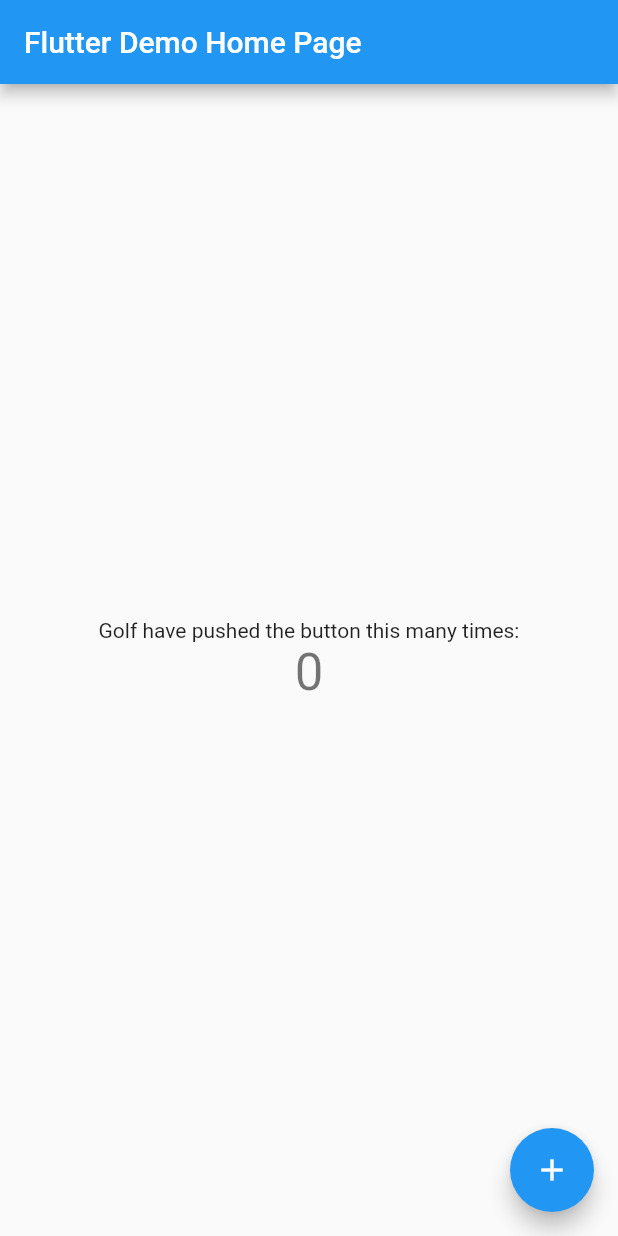
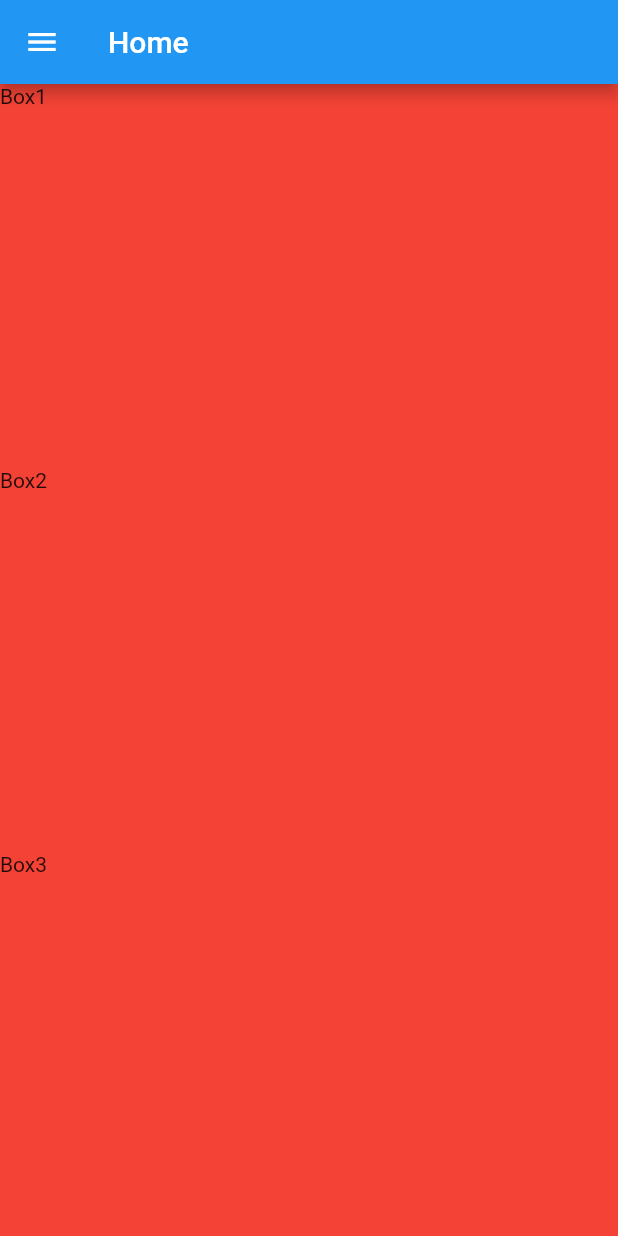
Before and after one commit to piyapong-it/demo-flutter, a Flutter app: the screen it shows after launch, on a phone screen of 412 x 824 dp. Run offline on Flutter 3.47's test engine with Material 2 defaults, Android fonts, the light colour scheme and no system bars.

Commit message:
Class StatelessWidget

```diff
--- a/lib/main.dart
+++ b/lib/main.dart
@@ -1,65 +1,7 @@
 import 'package:flutter/material.dart';
+import 'src/app.dart';
 
-void main() {
-  runApp(const MyApp());
+main() {
+  print("Hey what is up man?");
+  runApp(App());
 }
-
-class MyApp extends StatelessWidget {
-  const MyApp({super.key});
-  @override
-  Widget build(BuildContext context) {
-    return MaterialApp(
-      title: 'Flutter Demo',
-      theme: ThemeData(
-        primarySwatch: Colors.blue,
-      ),
-      home: const MyHomePage(title: 'Flutter Demo Home Page'),
-    );
-  }
-}
-
-class MyHomePage extends StatefulWidget {
-  const MyHomePage({super.key, required this.title});
-  final String title;
-
-  @override
-  State<MyHomePage> createState() => _MyHomePageState();
-}
-
-class _MyHomePageState extends State<MyHomePage> {
-  int _counter = 0;
-
-  void _incrementCounter() {
-    setState(() {
-      _counter++;
-    });
-  }
-
-  @override
-  Widget build(BuildContext context) {
-    return Scaffold(
-      appBar: AppBar(
-        title: Text(widget.title),
-      ),
-      body: Center(
-        child: Column(
-          mainAxisAlignment: MainAxisAlignment.center,
-          children: <Widget>[
-            const Text(
-              'Golf have pushed the button this many times:',
-            ),
-            Text(
-              '$_counter',
-              style: Theme.of(context).textTheme.headlineMedium,
-            ),
-          ],
-        ),
-      ),
-      floatingActionButton: FloatingActionButton(
-        onPressed: _incrementCounter,
-        tooltip: 'Increment',
-        child: const Icon(Icons.add),
-      ), // This trailing comma makes auto-formatting nicer for build methods.
-    );
-  }
-}
--- /dev/null
+++ b/lib/src/app.dart
@@ -0,0 +1,15 @@
+
+import 'package:flutter/material.dart';
+import 'pages/home_page.dart';
+
+class App extends StatelessWidget {
+  const App({super.key});
+
+  @override
+  Widget build(BuildContext context) {
+    return const MaterialApp(
+      title: "Demo",
+      home: HomePage(),
+    );
+  }
+}
--- /dev/null
+++ b/lib/src/pages/home_page.dart
@@ -0,0 +1,43 @@
+import 'package:flutter/material.dart';
+
+class HomePage extends StatefulWidget {
+  const HomePage({super.key});
+
+  @override
+  State<HomePage> createState() => _HomePageState();
+}
+
+class _HomePageState extends State<HomePage> {
+  @override
+  Widget build(BuildContext context) {
+    return Scaffold(
+      drawer: Drawer(
+        child: Text("Menu"),
+      ),
+      appBar: AppBar(
+        title: Text("Home"),
+      ),
+      body: Container(
+        color: Colors.black,
+        child: Column(
+          crossAxisAlignment: CrossAxisAlignment.stretch,
+          children: [
+            Expanded(child: MyBox(title: "Box1",)),
+            Expanded(child: MyBox(title: "Box2",)),
+            Expanded(child: MyBox(title: "Box3",)),
+          ],
+        ),
+      ),
+    );
+  }
+}
+
+class MyBox extends StatelessWidget {
+  String title = "";
+   MyBox({super.key, required this.title});
+
+  @override
+  Widget build(BuildContext context) {
+    return Container(color: Colors.red, child: Text(title));
+  }
+}
```
Also changed, not shown: 1 other file.
